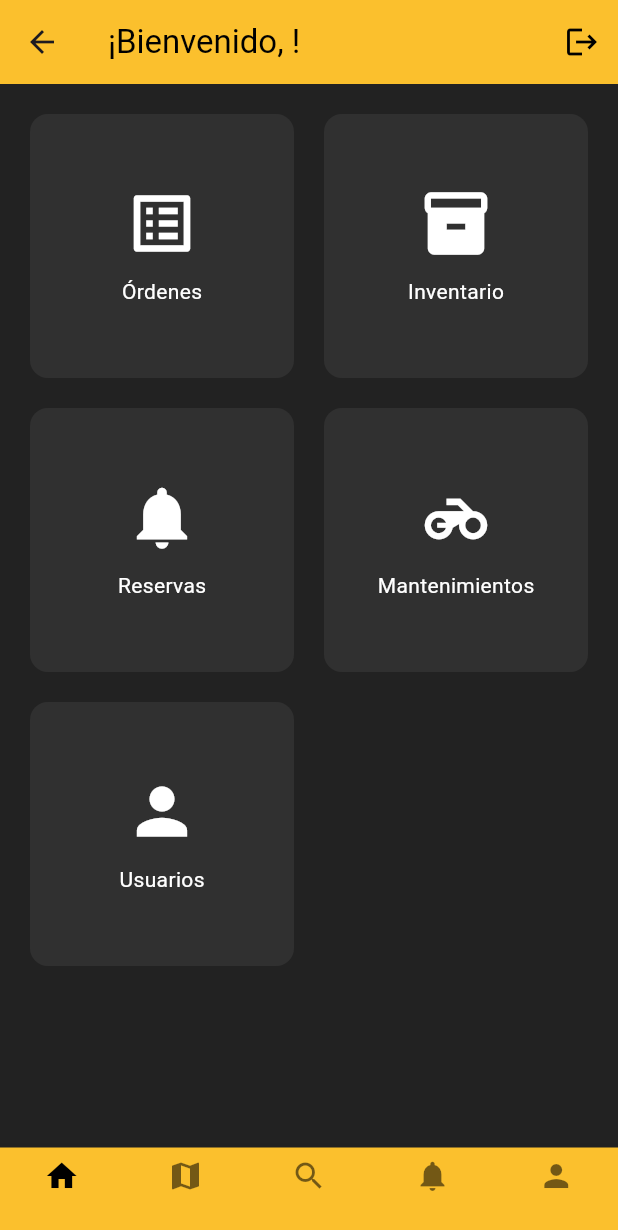
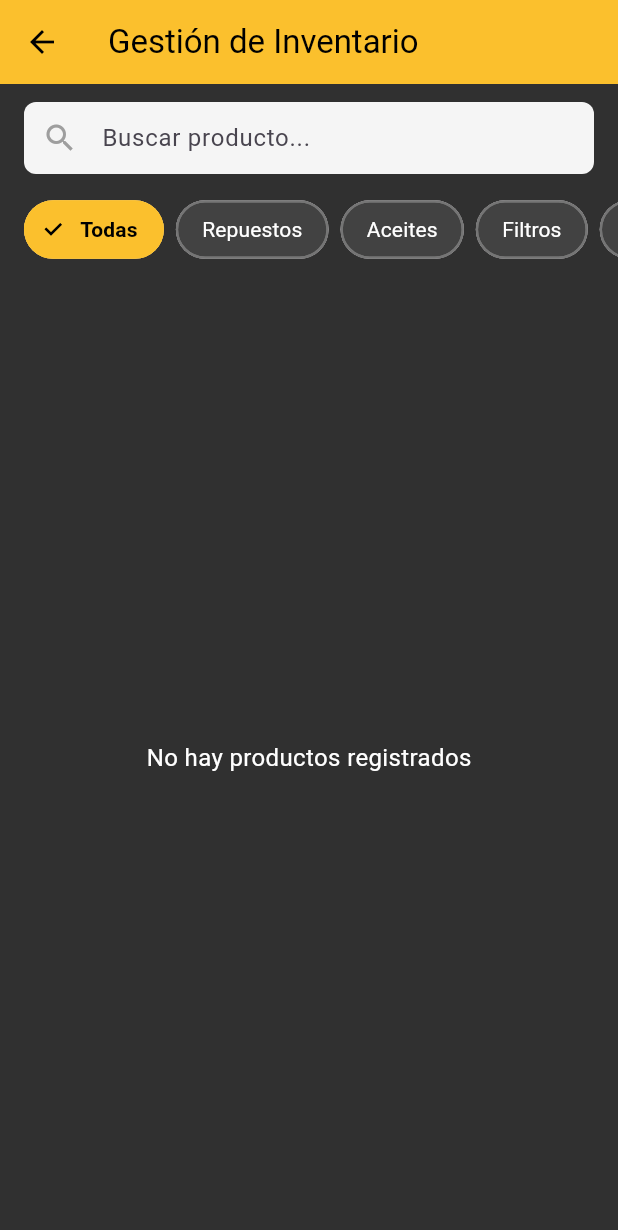
Before and after one commit to BryanAv7/prototipoFlutter, a Flutter app: the HomeScreen screen opened by its route, after a tap on "Inventario", on a phone screen of 412 x 824 dp. Shown: the top 1230 px of the screen. Run offline on Flutter 3.47's test engine with Material 3 defaults, Android fonts, the phone set to English and light mode, and no system bars; our stand-ins replace image_picker, shared_preferences; accounts and stored records are empty.

Commit message:
Fix Gestión de Inventarios

```diff
--- a/lib/models/productos.dart
+++ b/lib/models/productos.dart
@@ -0,0 +1,63 @@
+class Producto {
+  final int? idProducto;
+  final String? codigoProveedor;
+  final String? codigoPersonal;
+  final String? nombre;
+  final String? descripcion;
+  final String? rutaImagenProductos;
+  final double? costo;
+  final double? pvp;
+  final int? stock;
+  final String? fechaRegistro;
+  final String? fechaModificacion;
+  final int? idCategoria;
+
+  Producto({
+    this.idProducto,
+    this.codigoProveedor,
+    this.codigoPersonal,
+    required this.nombre,
+    this.descripcion,
+    this.rutaImagenProductos,
+    required this.costo,
+    required this.pvp,
+    required this.stock,
+    this.fechaRegistro,
+    this.fechaModificacion,
+    this.idCategoria,
+  });
+
+  factory Producto.fromJson(Map<String, dynamic> json) {
+    return Producto(
+      idProducto: json['id_producto'],
+      codigoProveedor: json['codigo_proveedor'],
+      codigoPersonal: json['codigo_personal'],
+      nombre: json['nombre'],
+      descripcion: json['descripcion'],
+      rutaImagenProductos: json['ruta_imagenProductos'] ?? '',
+      costo: json['costo']?.toDouble(),
+      pvp: json['pvp']?.toDouble(),
+      stock: json['stock'],
+      fechaRegistro: json['fecha_registro'],
+      fechaModificacion: json['fecha_modificacion'],
+      idCategoria: json['id_categoria'],
+    );
+  }
+
+  Map<String, dynamic> toJson() {
+    return {
+      'id_producto': idProducto,
+      'codigo_proveedor': codigoProveedor,
+      'codigo_personal': codigoPersonal,
+      'nombre': nombre,
+      'descripcion': descripcion,
+      'ruta_imagenProductos': rutaImagenProductos,
+      'costo': costo,
+      'pvp': pvp,
+      'stock': stock,
+      'fecha_registro': fechaRegistro,
+      'fecha_modificacion': fechaModificacion,
+      'id_categoria': idCategoria,
+    };
+  }
+}
--- a/lib/screens/HomeScreen.dart
+++ b/lib/screens/HomeScreen.dart
@@ -3,6 +3,7 @@ import 'package:motos_app/screens/ViewProfileScreen.dart';
 import '../services/auth_service.dart';
 import '../utils/token_manager.dart';
 import 'dart:convert';
+import '../screens/InventarioScreen.dart';
 
 class HomeScreen extends StatefulWidget {
   const HomeScreen({super.key});
@@ -13,6 +14,7 @@ class HomeScreen extends StatefulWidget {
 
 class _HomeScreenState extends State<HomeScreen> {
   int _selectedIndex = 0;
+  int _selectedCardIndex = -1;
   String nombreUsuario = "";
 
   @override
@@ -127,19 +129,46 @@ class _HomeScreenState extends State<HomeScreen> {
           mainAxisSpacing: 20,
             children: [
               _DashboardCard(
-                icon: Icons.list_alt, label: 'Órdenes', onTap: () {}),
+                icon: Icons.list_alt,
+                label: 'Órdenes',
+                selected: _selectedCardIndex == 0,
+                onTap: () => setState(() => _selectedCardIndex = 0),
+              ),
               _DashboardCard(
-                icon: Icons.inventory, label: 'Inventario', onTap: () {}),
+                icon: Icons.inventory,
+                label: 'Inventario',
+                selected: _selectedCardIndex == 1,
+                onTap: () {
+                  setState(() => _selectedCardIndex = 1);
+
+                  Navigator.push(
+                    context,
+                    MaterialPageRoute(
+                      builder: (context) => const InventarioScreen(),
+                    ),
+                  ).then((_) {
+                    setState(() => _selectedCardIndex = -1);
+                  });
+                },
+              ),
               _DashboardCard(
                 icon: Icons.notifications,
                 label: 'Reservas',
-                onTap: () {}),
+                selected: _selectedCardIndex == 2,
+                onTap: () => setState(() => _selectedCardIndex = 2),
+              ),
               _DashboardCard(
                 icon: Icons.motorcycle,
                 label: 'Mantenimientos',
-                onTap: () {}),
+                selected: _selectedCardIndex == 3,
+                onTap: () => setState(() => _selectedCardIndex = 3),
+              ),
               _DashboardCard(
-                icon: Icons.person, label: 'Usuarios', onTap: () {}),
+                icon: Icons.person,
+                label: 'Usuarios',
+                selected: _selectedCardIndex == 4,
+                onTap: () => setState(() => _selectedCardIndex = 4),
+              ),
             ],
         ),
       )
@@ -174,21 +203,29 @@ class _DashboardCard extends StatelessWidget {
   final IconData icon;
   final String label;
   final VoidCallback onTap;
+  final bool selected;
 
   const _DashboardCard({
     required this.icon,
     required this.label,
     required this.onTap,
+    this.selected = false,
   });
 
   @override
   Widget build(BuildContext context) {
     return GestureDetector(
       onTap: onTap,
-      child: Container(
+      child: AnimatedContainer(
+          duration: const Duration(milliseconds: 250),
+          curve: Curves.easeInOut,
           decoration: BoxDecoration(
             color: Colors.grey[850],
             borderRadius: BorderRadius.circular(12),
+            border: Border.all(
+              color: selected ? Colors.yellow : Colors.transparent,
+              width: 3,
+            ),
           ),
         child: Column(
           mainAxisAlignment: MainAxisAlignment.center,
--- a/lib/screens/InventarioScreen.dart
+++ b/lib/screens/InventarioScreen.dart
@@ -0,0 +1,374 @@
+import 'package:flutter/material.dart';
+import '../models/productos.dart';
+import '../services/productos_service.dart';
+
+class InventarioScreen extends StatefulWidget {
+  const InventarioScreen({super.key});
+
+  @override
+  State<InventarioScreen> createState() => _InventarioScreenState();
+}
+
+class _InventarioScreenState extends State<InventarioScreen> {
+  List<Producto> productos = [];
+  List<Producto> productosFiltrados = [];
+  bool isLoading = true;
+  int? categoriaSeleccionada;
+
+  @override
+  void initState() {
+    super.initState();
+    _cargarProductos();
+  }
+
+  Future<void> _cargarProductos() async {
+    setState(() {
+      isLoading = true;
+    });
+
+    final productosObtenidos = await ProductoService.listarProductos();
+
+    setState(() {
+      productos = productosObtenidos;
+      productosFiltrados = productosObtenidos;
+      isLoading = false;
+    });
+  }
+
+  void _filtrarProductos(String query) {
+    setState(() {
+      if (query.isEmpty) {
+        _aplicarFiltros();
+      } else {
+        productosFiltrados = productos.where((producto) {
+          final nombre = producto.nombre?.toLowerCase() ?? '';
+          final codigo = producto.codigoPersonal?.toLowerCase() ?? '';
+          final busqueda = query.toLowerCase();
+
+          // Filtrar por búsqueda Y categoría
+          bool coincideBusqueda = nombre.contains(busqueda) || codigo.contains(busqueda);
+          bool coincideCategoria = categoriaSeleccionada == null ||
+              producto.idCategoria == categoriaSeleccionada;
+
+          return coincideBusqueda && coincideCategoria;
+        }).toList();
+      }
+    });
+  }
+
+  void _filtrarPorCategoria(int? idCategoria) {
+    setState(() {
+      categoriaSeleccionada = idCategoria;
+      _aplicarFiltros();
+    });
+  }
+
+  void _aplicarFiltros() {
+    if (categoriaSeleccionada == null) {
+      productosFiltrados = productos;
+    } else {
+      productosFiltrados = productos.where((producto) {
+        return producto.idCategoria == categoriaSeleccionada;
+      }).toList();
+    }
+  }
+
+  // ----Estados del Producto ----
+  Color _getStockColor(int? stock) {
+    if (stock == null) return Colors.grey;
+    if (stock <= 5) return Colors.red;
+    if (stock <= 15) return Colors.yellow[700]!;
+    return Colors.green;
+  }
+
+  @override
+  Widget build(BuildContext context) {
+    return Scaffold(
+      backgroundColor: Colors.grey[850],
+      appBar: AppBar(
+        backgroundColor: Colors.yellow[700],
+        elevation: 0,
+        title: const Text(
+          'Gestión de Inventario',
+          style: TextStyle(
+            color: Colors.black,
+          ),
+        ),
+        iconTheme: const IconThemeData(color: Colors.black),
+      ),
+      body: Column(
+        children: [
+          // Barra de búsqueda
+          Container(
+            color: Colors.grey[850],
+            padding: const EdgeInsets.symmetric(horizontal: 16, vertical: 12),
+            child: TextField(
+              onChanged: _filtrarProductos,
+              decoration: InputDecoration(
+                hintText: 'Buscar producto...',
+                filled: true,
+                fillColor: Colors.grey[100],
+                border: OutlineInputBorder(
+                  borderRadius: BorderRadius.circular(8),
+                  borderSide: BorderSide.none,
+                ),
+                contentPadding: const EdgeInsets.symmetric(
+                  horizontal: 16,
+                  vertical: 12,
+                ),
+                prefixIcon: const Icon(Icons.search, color: Colors.grey),
+              ),
+            ),
+          ),
+
+          // Filtrar por categorías
+          Container(
+            color: Colors.grey[850],
+            height: 50,
+            child: ListView(
+              scrollDirection: Axis.horizontal,
+              padding: const EdgeInsets.symmetric(horizontal: 16),
+              children: [
+                _buildCategoriaChip('Todas', null),
+                const SizedBox(width: 8),
+                _buildCategoriaChip('Repuestos', 1),
+                const SizedBox(width: 8),
+                _buildCategoriaChip('Aceites', 2),
+                const SizedBox(width: 8),
+                _buildCategoriaChip('Filtros', 3),
+                const SizedBox(width: 8),
+                _buildCategoriaChip('Accesorios', 4),
+              ],
+            ),
+          ),
+
+          const SizedBox(height: 8),
+
+          // Lista de productos con scroll
+          Expanded(
+            child: isLoading
+                ? const Center(
+              child: CircularProgressIndicator(
+                color: Colors.yellow,
+              ),
+            )
+                : productosFiltrados.isEmpty
+                ? const Center(
+              child: Text(
+                'No hay productos registrados',
+                style: TextStyle(
+                  color: Colors.white,
+                  fontSize: 16,
+                ),
+              ),
+            )
+                : ListView.builder(
+              padding: const EdgeInsets.symmetric(horizontal: 16),
+              itemCount: productosFiltrados.length,
+              itemBuilder: (context, index) {
+                final producto = productosFiltrados[index];
+                return Padding(
+                  padding: const EdgeInsets.only(bottom: 12),
+                  child: _buildProductCard(producto),
+                );
+              },
+            ),
+          ),
+        ],
+      ),
+    );
+  }
+
+  Widget _buildCategoriaChip(String label, int? idCategoria) {
+    bool isSelected = categoriaSeleccionada == idCategoria;
+
+    return FilterChip(
+      label: Text(
+        label,
+        style: TextStyle(
+          color: isSelected ? Colors.black : Colors.white,
+          fontWeight: isSelected ? FontWeight.bold : FontWeight.normal,
+        ),
+      ),
+      selected: isSelected,
+      onSelected: (selected) {
+        _filtrarPorCategoria(idCategoria);
+      },
+      backgroundColor: Colors.grey[800],
+      selectedColor: Colors.yellow[700],
+      checkmarkColor: Colors.black,
+      shape: RoundedRectangleBorder(
+        borderRadius: BorderRadius.circular(20),
+        side: BorderSide(
+          color: isSelected ? Colors.yellow[700]! : Colors.grey[600]!,
+          width: 1.5,
+        ),
+      ),
+    );
+  }
+
+  Widget _buildProductCard(Producto producto) {
+    return Container(
+      decoration: BoxDecoration(
+        color: Colors.grey[900],
+        borderRadius: BorderRadius.circular(12),
+        border: Border.all(
+          color: _getStockColor(producto.stock),
+          width: 2,
+        ),
+      ),
+      padding: const EdgeInsets.all(12),
+      child: Row(
+        crossAxisAlignment: CrossAxisAlignment.start,
+        children: [
+          // Imagen del producto (sin foto por ahora)
+          Container(
+            width: 80,
+            height: 80,
+            decoration: BoxDecoration(
+              color: Colors.white,
+              borderRadius: BorderRadius.circular(8),
+            ),
+            child: Center(
+              child: Icon(
+                Icons.inventory_2,
+                size: 40,
+                color: Colors.grey[400],
+              ),
+            ),
+          ),
+          const SizedBox(width: 12),
+          // Información del producto
+          Expanded(
+            child: Column(
+              crossAxisAlignment: CrossAxisAlignment.start,
+              children: [
+                Text(
+                  producto.nombre ?? 'Sin nombre',
+                  style: const TextStyle(
+                    color: Colors.white,
+                    fontSize: 14,
+                    fontWeight: FontWeight.bold,
+                  ),
+                  maxLines: 2,
+                  overflow: TextOverflow.ellipsis,
+                ),
+                const SizedBox(height: 8),
+                Text(
+                  'Código del producto',
+                  style: TextStyle(
+                    color: Colors.grey[400],
+                    fontSize: 11,
+                  ),
+                ),
+                Text(
+                  producto.codigoPersonal ?? 'Sin código',
+                  style: const TextStyle(
+                    color: Colors.white,
+                    fontSize: 12,
+                  ),
+                ),
+                const SizedBox(height: 8),
+                Row(
+                  children: [
+                    Expanded(
+                      child: Column(
+                        crossAxisAlignment: CrossAxisAlignment.start,
+                        children: [
+                          Text(
+                            'Costo:',
+                            style: TextStyle(
+                              color: Colors.grey[400],
+                              fontSize: 11,
+                            ),
+                          ),
+                          Text(
+                            '\$${producto.costo?.toStringAsFixed(2) ?? '0.00'}',
+                            style: const TextStyle(
+                              color: Colors.white,
+                              fontSize: 12,
+                              fontWeight: FontWeight.bold,
+                            ),
+                          ),
+                        ],
+                      ),
+                    ),
+                    Expanded(
+                      child: Column(
+                        crossAxisAlignment: CrossAxisAlignment.start,
+                        children: [
+                          Text(
+                            'PVP:',
+                            style: TextStyle(
+                              color: Colors.grey[400],
+                              fontSize: 11,
+                            ),
+                          ),
+                          Text(
+                            '\$${producto.pvp?.toStringAsFixed(2) ?? '0.00'}',
+                            style: const TextStyle(
+                              color: Colors.white,
+                              fontSize: 12,
+                              fontWeight: FontWeight.bold,
+                            ),
+                          ),
+                        ],
+                      ),
+                    ),
+                  ],
+                ),
+                const SizedBox(height: 8),
+                Row(
+                  children: [
+                    Expanded(
+                      child: Column(
+                        crossAxisAlignment: CrossAxisAlignment.start,
+                        children: [
+                          Text(
+                            'Stock:',
+                            style: TextStyle(
+                              color: Colors.grey[400],
+                              fontSize: 11,
+                            ),
+                          ),
+                          Text(
+                            '${producto.stock ?? 0} unidades',
+                            style: const TextStyle(
+                              color: Colors.white,
+                              fontSize: 12,
+                            ),
+                          ),
+                        ],
+                      ),
+                    ),
+                    Expanded(
+                      child: Column(
+                        crossAxisAlignment: CrossAxisAlignment.start,
+                        children: [
+                          Text(
+                            'Fecha:',
+                            style: TextStyle(
+                              color: Colors.grey[400],
+                              fontSize: 11,
+                            ),
+                          ),
+                          Text(
+                            producto.fechaRegistro ?? 'Sin fecha',
+                            style: const TextStyle(
+                              color: Colors.white,
+                              fontSize: 12,
+                            ),
+                          ),
+                        ],
+                      ),
+                    ),
+                  ],
+                ),
+              ],
+            ),
+          ),
+        ],
+      ),
+    );
+  }
+}
--- a/lib/screens/login_screen.dart
+++ b/lib/screens/login_screen.dart
@@ -92,7 +92,8 @@ class _LoginScreenState extends State<LoginScreen> {
     // Navegar al Home
     Navigator.pushReplacement(
       context,
-      MaterialPageRoute(builder: (context) => const HomeUserScreen()),
+      //MaterialPageRoute(builder: (context) => const HomeUserScreen()),
+      MaterialPageRoute(builder: (context) => const HomeScreen()),
     );
   }
 
--- a/lib/services/productos_service.dart
+++ b/lib/services/productos_service.dart
@@ -0,0 +1,96 @@
+import 'dart:convert';
+import 'package:http/http.dart' as http;
+import 'dart:io';
+import '../config/api.dart';
+import '../models/productos.dart';
+import '../utils/token_manager.dart';
+
+class ProductoService {
+
+  // =========================
+  // Listar todos los productos
+  // =========================
+  static Future<List<Producto>> listarProductos() async {
+    final url = Uri.parse('${ApiConfig.baseUrl}/productos');
+
+    final token = await TokenManager.getToken();
+    if (token == null) return [];
+
+    try {
+      final response = await http.get(
+        url,
+        headers: {
+          'Authorization': 'Bearer $token',
+        },
+      );
+
+      if (response.statusCode == 200) {
+        final List<dynamic> list = jsonDecode(response.body);
+        return list.map((item) => Producto.fromJson(item)).toList();
+      }
+      return [];
+    } catch (e) {
+      print('Error al listar productos: $e');
+      return [];
+    }
+  }
+
+  //=========================
+  // Actualizar producto (En este caso, solo la imagen)
+  // =========================
+  static Future<Producto?> actualizarProducto(Producto producto) async {
+    final url = Uri.parse('${ApiConfig.baseUrl}/productos/${producto.idProducto}');
+
+    final token = await TokenManager.getToken();
+    if (token == null) return null;
+
+    try {
+      final response = await http.put(
+        url,
+        headers: {
+          'Content-Type': 'application/json',
+          'Authorization': 'Bearer $token',
+        },
+        body: jsonEncode(producto.toJson()),
+      );
+
+      if (response.statusCode == 200) {
+        return Producto.fromJson(jsonDecode(response.body));
+      }
+      return null;
+    } catch (e) {
+      print('Error al actualizar producto: $e');
+      return null;
+    }
+  }
+
+  // =========================
+  // Subir imagen de producto
+  // =========================
+  static Future<String?> uploadProductoImage(File file) async {
+    final url = Uri.parse('${ApiConfig.baseUrl}/productos/upload');
+
+    final request = http.MultipartRequest('POST', url);
+    request.files.add(await http.MultipartFile.fromPath('file', file.path));
+
+    final token = await TokenManager.getToken();
+    if (token != null) {
+      request.headers['Authorization'] = 'Bearer $token';
+    } else {
+      return null;
+    }
+
+    try {
+      final response = await request.send();
+      final respStr = await response.stream.bytesToString();
+
+      if (response.statusCode == 200) {
+        return respStr.trim();
+      }
+      return null;
+    } catch (e) {
+      print('Error al subir imagen: $e');
+      return null;
+    }
+  }
+}
```
Lines whose indentation alone changed are shown as unchanged.
